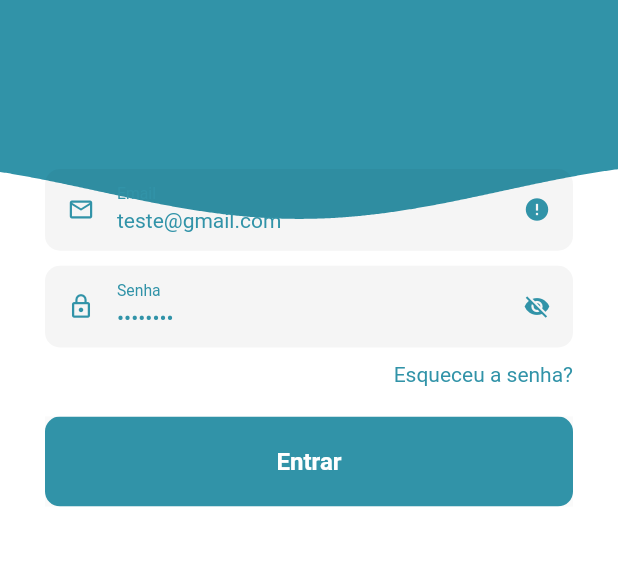
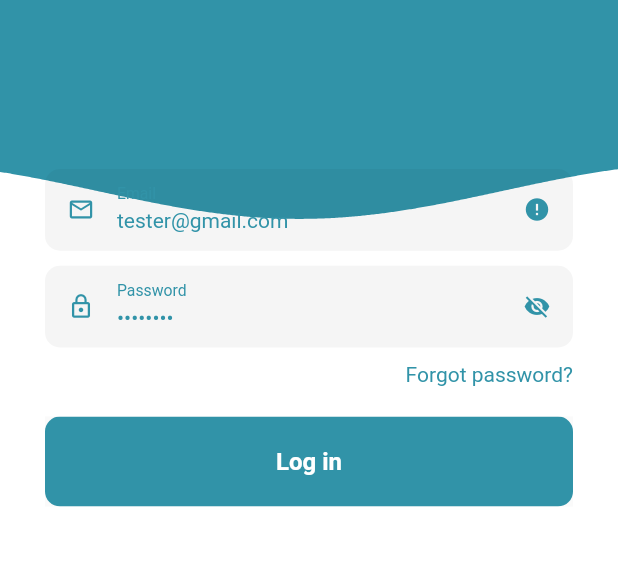
Before and after one commit to marciotisouza/login_socket_io, a Flutter app: the screen it shows after launch, on a phone screen of 412 x 824 dp, the part 221-787 px from its top. Run offline on Flutter 3.47's test engine with Material 2 defaults, Android fonts, the phone set to English and light mode, and no system bars; our stand-ins replace email_validator; missing offline and left inert: flutter_socket_io.

Commit message:
adjusts in model class

```diff
--- a/lib/components/Connector.dart
+++ b/lib/components/Connector.dart
@@ -12,7 +12,7 @@ SocketIO _io;
 
 /// Connect to the server.  Called once from LoginDialog.
 ///
-Future<void> connectToServer(final Function inCallback) async {
+Future<void> connectToServer() async {
 
   print("## Connector.connectToServer(): serverURL = $serverURL");
   // Connect to server and when the connect mesage comes back, call the specified callback.
@@ -21,9 +21,6 @@ Future<void> connectToServer(final Function inCallback) async {
       print("## Connector.connectToServer(): callback(1): inData = $inData");
       if (inData == "connect") {
         print("## Connector.connectToServer(): callback: Connected to server");
-        // Hook up message listeners.
-        // Call the callback so the app can continue to start up.
-        inCallback();
       }
     }
   );
@@ -35,7 +32,6 @@ _io = SocketIOManager().createSocketIO(serverURL, "/", query: "", socketStatusCa
     print("## Connector.connectToServer(): callback(2): inData = $inData");
     if (inData == "connect") {
       print("## Connector.connectToServer(): callback: Connected to server");
-      inCallback();
     }
   }
 );
--- a/lib/exceptions/model_exception.dart
+++ b/lib/exceptions/model_exception.dart
@@ -1,10 +1,12 @@
 class ModelException implements Exception {
   static const Map<String, String> errors = {
-    "OPERATION_NOT_ALLOWED": "Operação não permitida!",
-    "TOO_MANY_ATTEMPTS_TRY_LATER": "Tente mais tarde!",
-    "EMAIL_NOT_FOUND": "E-mail não encontrado!",
-    "INVALID_PASSWORD": "Senha inválida!",
-    "USER_DISABLED": "Usuário desativado!",
+    "OPERATION_NOT_ALLOWED": "Operation not allowed!",
+    "TOO_MANY_ATTEMPTS_TRY_LATER": "Try later!",
+    "EMAIL_NOT_FOUND": "Email not found!",
+    "INVALID_PASSWORD": "invalid password!",
+    "USER_DISABLED": "User disabled!",
+    "INVALID_EMAIL": "Invalid email!",
+    "INCONSISTENT_DATA": "Inconsistent Data!",
   };
 
   final String key;
@@ -16,7 +18,7 @@ class ModelException implements Exception {
     if(errors.containsKey(key)) {
       return errors[key];
     } else {
-      return "Ocorreu um erro na autenticação!";
+      return "An authentication error has occurred!";
     }
   }
 }
--- a/lib/main.dart
+++ b/lib/main.dart
@@ -1,16 +1,17 @@
 import 'package:flutter/material.dart';
 import 'package:provider/provider.dart';
-import 'ui/views/home_view.dart';
-import 'ui/views/login_home.dart';
-import 'core/viewmodels/model.dart';
-import 'utils/app_routes.dart';
+import './ui/views/home_view.dart';
+import './ui/views/login_home.dart';
+import './core/viewmodels/model.dart';
+import './utils/app_routes.dart';
+
 void main() => runApp(MyApp());
 
 class MyApp extends StatelessWidget {
   @override
   Widget build(BuildContext context) {
     return ChangeNotifierProvider(
-      create: (context) => Model(),
+      create: (_) => Model(),
       child: MaterialApp(
         initialRoute: AppRoutes.AUTH_HOME,
         debugShowCheckedModeBanner: false,
--- a/lib/ui/views/home_view.dart
+++ b/lib/ui/views/home_view.dart
@@ -1,7 +1,7 @@
 import "package:flutter/material.dart";
 import 'package:provider/provider.dart';
-import '../../core/viewmodels/model.dart';
-import "../widgets/app_drawer.dart";
+import 'package:login_socket_io/core/viewmodels/model.dart';
+import "package:login_socket_io/ui/widgets/app_drawer.dart";
 
 class HomeView extends StatelessWidget {
   @override
--- a/lib/ui/views/login_home.dart
+++ b/lib/ui/views/login_home.dart
@@ -1,33 +1,20 @@
 import 'package:flutter/material.dart';
 import 'package:provider/provider.dart';
-import '../../core/viewmodels/model.dart';
-import '../../ui/views/login_view.dart';
-import '../../ui/views/home_view.dart';
+import 'package:login_socket_io/core/viewmodels/model.dart';
+import 'package:login_socket_io/ui/views/login_view.dart';
+import 'package:login_socket_io/ui/views/home_view.dart';
 
-class LoginHome extends StatefulWidget {
-
-  @override
-  _LoginHomeState createState() => _LoginHomeState();
-}
-
-class _LoginHomeState extends State<LoginHome> {
-
-  @override
-  void initState() {
-    super.initState();
-  }
-
+class LoginHome extends StatelessWidget {
   @override
   Widget build(BuildContext context) {
     Model model = Provider.of(context);
-
     return FutureBuilder(
       future: model.tryAutoLogin(),
       builder: (ctx, snapshot) {
         if (snapshot.connectionState == ConnectionState.waiting) {
           return Center(child: CircularProgressIndicator());
         } else if (snapshot.error != null) {
-          return Center(child: Text('Ocorreu um erro!'));
+          return Center(child: Text('An error has occurred!'));
         } else {
           return model.isValidate ? HomeView() : LoginView();
         }
--- a/lib/ui/views/login_view.dart
+++ b/lib/ui/views/login_view.dart
@@ -1,12 +1,12 @@
 import 'dart:async';
 import 'package:flutter/material.dart';
 import 'package:provider/provider.dart';
-import '../../exceptions/model_exception.dart';
-import '../../core/viewmodels/model.dart';
-import '../shared/globals.dart';
-import '../widgets/button_widget.dart';
-import '../widgets/textfield_widget.dart';
-import '../widgets/wave_widget.dart';
+import 'package:login_socket_io/exceptions/model_exception.dart';
+import 'package:login_socket_io/core/viewmodels/model.dart';
+import 'package:login_socket_io/ui/shared/globals.dart';
+import 'package:login_socket_io/ui/widgets/button_widget.dart';
+import 'package:login_socket_io/ui/widgets/textfield_widget.dart';
+import 'package:login_socket_io/ui/widgets/wave_widget.dart';
 
 class LoginView extends StatefulWidget {
   @override
@@ -21,14 +21,14 @@ class _LoginViewState extends State<LoginView> {
     showDialog(
       context: context,
       builder: (ctx) => AlertDialog(
-        title: Text('Falha no Login !'),
+        title: Text('Login failed !'),
         content: Text(msg),
         actions: <Widget>[
           FlatButton(
             onPressed: () {
               Navigator.of(context, rootNavigator: true).pop('dialog');
             },
-            child: Text('Fechar'),
+            child: Text('Close'),
           )
         ],
       ),
@@ -47,7 +47,7 @@ class _LoginViewState extends State<LoginView> {
     } on ModelException catch (error) {
       _showErrorDialog(error.toString(), model, context);
     } catch (error) {
-      _showErrorDialog(error.toString(), model, context);
+      _showErrorDialog("An unexpected error has occurred !", model, context);
     }
     setState(() {
       _isLoading = false;
@@ -135,7 +135,7 @@ class _LoginViewState extends State<LoginView> {
                     crossAxisAlignment: CrossAxisAlignment.end,
                     children: <Widget>[
                       TextFieldWidget(
-                        hintText: 'Senha',
+                        hintText: 'Password',
                         errorText: model.password.error,
                         initialValue: model.password.value,
                         obscureText: model.isVisible ? false : true,
@@ -151,7 +151,7 @@ class _LoginViewState extends State<LoginView> {
                         height: 10.0,
                       ),
                       Text(
-                        'Esqueceu a senha?',
+                        'Forgot password?',
                         style: TextStyle(
                           color: Global.mediumBlue,
                         ),
@@ -165,7 +165,7 @@ class _LoginViewState extends State<LoginView> {
                     CircularProgressIndicator()
                   else
                     ButtonWidget(
-                      title: 'Entrar',
+                      title: 'Log in',
                       hasBorder: false,
                       onTap: _submit,
                     ),
```
Also changed, not shown: lib/core/viewmodels/model.dart (+33 -28 lines), lib/ui/widgets/app_drawer.dart (+4 -4 lines).
